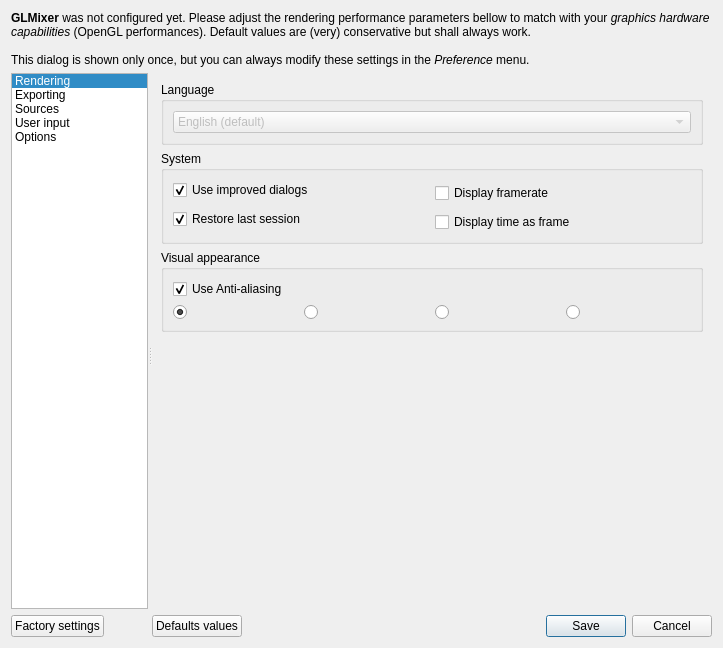
Qt form src/UserPreferencesDialog.ui (markus-wa/glmixer-mirror) before a commit.
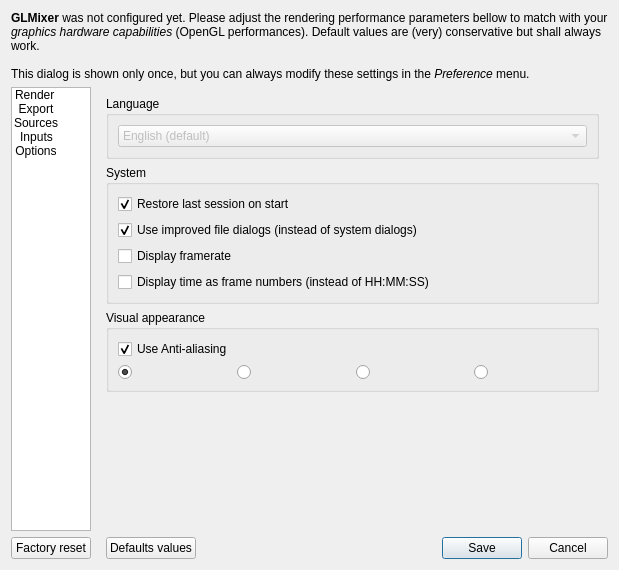
The same form after that commit. The open tabs and pages were chosen to show the change. Icons and pictures are not drawn. Custom widgets are drawn as their Qt base class.

Commit message: Cosmetic changes in GUI (About menu entries & user preference dialog)

Diff of the .ui file:
```diff
--- a/src/UserPreferencesDialog.ui
+++ b/src/UserPreferencesDialog.ui
@@ -6,8 +6,8 @@
    <rect>
     <x>0</x>
     <y>0</y>
-    <width>723</width>
-    <height>648</height>
+    <width>619</width>
+    <height>570</height>
    </rect>
   </property>
   <property name="windowTitle">
@@ -47,14 +47,8 @@
     </widget>
    </item>
    <item>
-    <widget class="QSplitter" name="splitter">
-     <property name="orientation">
-      <enum>Qt::Horizontal</enum>
-     </property>
-     <property name="childrenCollapsible">
-      <bool>false</bool>
-     </property>
-     <widget class="QWidget" name="layoutWidgetA">
+    <layout class="QHBoxLayout" name="horizontalLayout_6">
+     <item>
       <layout class="QVBoxLayout" name="LayoutLeft">
        <item>
         <widget class="QListWidget" name="listWidget">
@@ -64,12 +58,6 @@
            <verstretch>0</verstretch>
           </sizepolicy>
          </property>
-         <property name="minimumSize">
-          <size>
-           <width>110</width>
-           <height>0</height>
-          </size>
-         </property>
          <property name="autoScrollMargin">
           <number>16</number>
          </property>
@@ -82,24 +70,30 @@
            <height>32</height>
           </size>
          </property>
+         <property name="textElideMode">
+          <enum>Qt::ElideNone</enum>
+         </property>
+         <property name="resizeMode">
+          <enum>QListView::Fixed</enum>
+         </property>
          <property name="spacing">
-          <number>4</number>
+          <number>6</number>
          </property>
          <property name="viewMode">
-          <enum>QListView::ListMode</enum>
+          <enum>QListView::IconMode</enum>
          </property>
-         <property name="wordWrap">
+         <property name="uniformItemSizes">
           <bool>true</bool>
          </property>
-         <property name="selectionRectVisible">
+         <property name="wordWrap">
           <bool>false</bool>
          </property>
          <property name="currentRow">
-          <number>0</number>
+          <number>-1</number>
          </property>
          <item>
           <property name="text">
-           <string>Rendering</string>
+           <string>Render</string>
           </property>
           <property name="textAlignment">
            <set>AlignLeft|AlignVCenter</set>
@@ -114,7 +108,7 @@
          </item>
          <item>
           <property name="text">
-           <string>Exporting</string>
+           <string>Export</string>
           </property>
           <property name="icon">
            <iconset resource="../icons.qrc">
@@ -135,7 +129,7 @@
          </item>
          <item>
           <property name="text">
-           <string>User input</string>
+           <string>Inputs</string>
           </property>
           <property name="icon">
            <iconset resource="../icons.qrc">
@@ -159,19 +153,19 @@
        <item>
         <widget class="QPushButton" name="factorySettingsButton">
          <property name="sizePolicy">
-          <sizepolicy hsizetype="Maximum" vsizetype="Fixed">
+          <sizepolicy hsizetype="Fixed" vsizetype="Fixed">
            <horstretch>0</horstretch>
            <verstretch>0</verstretch>
           </sizepolicy>
          </property>
          <property name="text">
-          <string>Factory settings</string>
+          <string>Factory reset</string>
          </property>
         </widget>
        </item>
       </layout>
-     </widget>
-     <widget class="QWidget" name="layoutWidget">
+     </item>
+     <item>
       <layout class="QVBoxLayout" name="LayoutRight">
        <item>
         <widget class="QStackedWidget" name="stackedPreferences">
@@ -496,7 +490,7 @@
              <property name="title">
               <string>Performance</string>
              </property>
-             <layout class="QVBoxLayout" name="verticalLayout_8">
+             <layout class="QVBoxLayout" name="verticalLayout_7">
               <item>
                <layout class="QHBoxLayout" name="horizontalLayoutFrameRate">
                 <property name="spacing">
@@ -572,8 +566,8 @@
                </widget>
               </item>
               <item>
-               <layout class="QHBoxLayout" name="horizontalLayout_6">
-                <item>
+               <layout class="QGridLayout" name="gridLayout_3">
+                <item row="0" column="0" rowspan="2">
                  <spacer name="horizontalSpacer">
                   <property name="orientation">
                    <enum>Qt::Horizontal</enum>
@@ -1497,8 +1491,21 @@
              <property name="title">
               <string>System</string>
              </property>
-             <layout class="QGridLayout" name="gridLayout">
-              <item row="0" column="0">
+             <layout class="QVBoxLayout" name="verticalLayout_8">
+              <item>
+               <widget class="QCheckBox" name="restoreLastSession">
+                <property name="toolTip">
+                 <string>Re-open the last session when launching GLMixer.</string>
+                </property>
+                <property name="text">
+                 <string>Restore last session on start</string>
+                </property>
+                <property name="checked">
+                 <bool>true</bool>
+                </property>
+               </widget>
+              </item>
+              <item>
                <widget class="QCheckBox" name="useCustomDialogs">
                 <property name="toolTip">
                  <string>Use GLMixer improved dialogs (instead of operating system native dialogs)</string>
@@ -1507,14 +1514,14 @@
                  <string>Use GLMixer improved dialogs (instead of operating system native dialogs)</string>
                 </property>
                 <property name="text">
-                 <string>Use improved dialogs</string>
+                 <string>Use improved file dialogs (instead of system dialogs)</string>
                 </property>
                 <property name="checked">
                  <bool>true</bool>
                 </property>
                </widget>
               </item>
-              <item row="0" column="1" rowspan="2">
+              <item>
                <widget class="QCheckBox" name="displayFramerate">
                 <property name="toolTip">
                  <string>Shows the framerate in the upper right corner.</string>
@@ -1524,26 +1531,13 @@
                 </property>
                </widget>
               </item>
-              <item row="1" column="0" rowspan="2">
-               <widget class="QCheckBox" name="restoreLastSession">
-                <property name="toolTip">
-                 <string>Re-open the last session when launching GLMixer.</string>
-                </property>
-                <property name="text">
-                 <string>Restore last session</string>
-                </property>
-                <property name="checked">
-                 <bool>true</bool>
-                </property>
-               </widget>
-              </item>
-              <item row="2" column="1">
+              <item>
                <widget class="QCheckBox" name="displayTimeAsFrame">
                 <property name="toolTip">
                  <string>Shows time information as frame count instead of hh:mm:ss.</string>
                 </property>
                 <property name="text">
-                 <string>Display time as frame</string>
+                 <string>Display time as frame numbers (instead of HH:MM:SS)</string>
                 </property>
                </widget>
               </item>
@@ -1681,6 +1675,9 @@
        </item>
        <item>
         <layout class="QHBoxLayout" name="horizontalLayoutButtonBox">
+         <property name="leftMargin">
+          <number>9</number>
+         </property>
          <item>
           <widget class="QPushButton" name="defaultValuesButton">
            <property name="text">
@@ -1701,8 +1698,8 @@
         </layout>
        </item>
       </layout>
-     </widget>
-    </widget>
+     </item>
+    </layout>
    </item>
   </layout>
  </widget>
```
Left out of the diff: 22 changed lines with no effect on the pictures. The commit also changes 4 other files.
